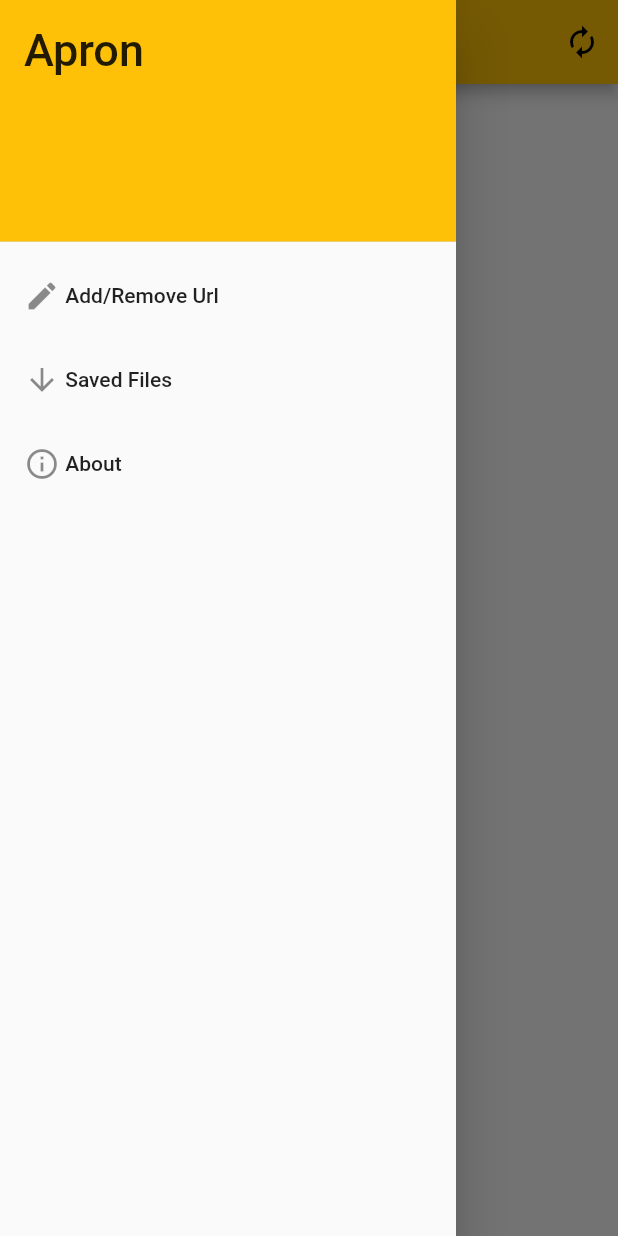
After one commit to janvig/Apron, a Flutter app: the screen it shows after launch, with the side drawer open, on a phone screen of 412 x 824 dp. The commit adds this screen. Run offline on Flutter 3.47's test engine with Material 2 defaults, Android fonts, the phone set to English and light mode, and no system bars; our stand-ins replace sqflite; accounts and stored records are empty.

Commit message:
Successfull Build

```diff
--- /dev/null
+++ b/lib/apache_list.dart
@@ -0,0 +1,125 @@
+import "package:flutter/material.dart";
+import "package:apron/drawer.dart";
+import "package:sqflite/sqflite.dart";
+import 'package:path/path.dart' as p;
+import "dart:async";
+import "package:apron/directories.dart";
+
+
+class ApacheListPage extends StatefulWidget {
+  @override
+  _ApacheListPageState createState() => _ApacheListPageState();
+}
+
+class _ApacheListPageState extends State<ApacheListPage> {
+
+  Map<String, String> UrlList;
+  List collegeKeys;
+
+  @override
+  void initState() {
+    // TODO: implement initState
+    super.initState();
+    collegeKeys = [];
+    appSetup();
+  }
+
+  Future appSetup() async {
+    var databasePath = await getDatabasesPath();
+    String path = p.join(databasePath, "apron.db");
+
+    Database database = await openDatabase(
+      path,
+      version: 1,
+      onCreate: (Database db, int version) async {
+      // When creating the db, create the table
+
+      await db.execute(
+        "CREATE TABLE Url (id INTEGER PRIMARY KEY, label TEXT, url TEXT)"
+      );
+    });
+
+    List<Map> list = await database.rawQuery("SELECT * FROM Url");
+    print(list);
+
+    for(var item in list){
+      setState(() {
+        UrlList = {
+          "DA-IICT": "http://intranet.daiict.ac.in/~daiict_nt01/",
+          "Programming": "http://www.dblab.ntua.gr/~gtsat/collection/",
+          "CS-HUB": "http://www.csd.uwo.ca/courses/",
+          "General Science": "https://cyber.rms.moe/books/03 - General Science/",
+        };
+
+        UrlList[item['label']] = item["url"];
+      });
+    }
+
+    for(var college in UrlList.keys){
+      collegeKeys.add(college);
+    }
+
+  }
+
+  @override
+  Widget build(BuildContext context){
+
+    return Scaffold(
+      appBar: AppBar(
+        title: Text(
+          "Apron"
+        ),
+        actions: <Widget>[
+          IconButton(
+            icon: Icon(Icons.autorenew),
+            onPressed: appSetup
+          )
+        ]
+      ),
+      drawer: ApronDrawer(),
+      body: Container(
+        margin: EdgeInsets.all(10.0),
+        child: ListView.builder(
+          itemCount: collegeKeys.length,
+          itemBuilder: (BuildContext context, int index){
+            return ListTile(
+              onTap: (){
+                Navigator.push(
+                  context,
+                  MaterialPageRoute(builder: (context) => DirPage(url: UrlList[collegeKeys[index]])
+                ));
+              },
+              title: Column(
+                children: <Widget>[
+                  Row(
+                    children: <Widget>[
+                      Flexible(
+                        child: Text(
+                          collegeKeys[index],
+                          style: TextStyle(
+                            fontSize: 18.0,
+                            fontWeight: FontWeight.bold
+                          )
+                        )
+                      )
+                    ]
+                  ),
+                  Row(
+                    children: <Widget>[
+                      Flexible(
+                        child: Text(UrlList[collegeKeys[index]])
+                      )
+                    ]
+                  ),
+                  SizedBox(
+                    height: 30.0,
+                  )
+                ]
+              )
+            );
+          }
+        )
+      )
+    );
+  }
+}
--- /dev/null
+++ b/lib/drawer.dart
@@ -0,0 +1,60 @@
+import "package:flutter/material.dart";
+import "package:apron/urlconfig.dart";
+
+class ApronDrawer extends StatelessWidget {
+  @override
+  Widget build(BuildContext context) {
+    return new Drawer(
+        child: new ListView(
+          children: <Widget>[
+            DrawerHeader(
+              child: Text(
+                'Apron',
+                style: TextStyle(
+                  fontSize: 30.0
+                )
+              ),
+              decoration: BoxDecoration(
+                color: Colors.amber,
+              ),
+            ),
+            new ListTile(
+              title: new Row(
+                children: <Widget>[
+                  new Icon(Icons.edit),
+                  new Text(" Add/Remove Url")
+                ]
+              ),
+              onTap: (){
+                Navigator.push(
+                  context,
+                  MaterialPageRoute(builder: (context) => URLConfig()
+                ));
+              }
+            ),
+            new ListTile(
+              title: new Row(
+                children: <Widget> [
+                  new Icon(Icons.arrow_downward),
+                  new Text(" Saved Files")
+                ]
+
+              ),
+              onTap: (){
+
+              }
+            ),
+            new ListTile(
+              title: new Row(
+                children: <Widget>[
+                  new Icon(Icons.info_outline),
+                  new Text(" About")
+                ]
+              ),
+              onTap: (){}
+            )
+          ]
+        )
+      );
+  }
+}
--- a/lib/main.dart
+++ b/lib/main.dart
@@ -1,5 +1,5 @@
 import "package:flutter/material.dart";
-import "package:apron/splashscreen.dart";
+import "package:apron/apache_list.dart";
 
 void main(){
   runApp(
@@ -9,7 +9,7 @@ void main(){
       theme: new ThemeData(
         primarySwatch: Colors.amber
       ),
-      home: SplashScreen(),
+      home: ApacheListPage(),
     )
   );
 }
--- a/pubspec.yaml
+++ b/pubspec.yaml
@@ -14,6 +14,8 @@ environment:
 
 dependencies:
   http: ^0.11.3+17
+  url_launcher: ^4.0.0
+  sqflite: any
   flutter:
     sdk: flutter
 
```
Also changed, not shown: lib/directories.dart (+98 -35 lines), lib/splashscreen.dart (+4 -4 lines), lib/urlconfig.dart (added, +185 -0 lines), pubspec.lock, 2 other files.
